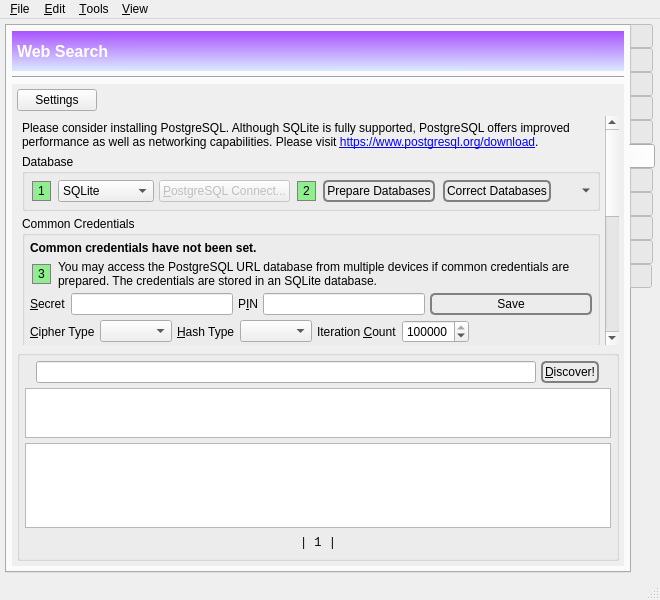
This is branches/trunk/GoldBug-UI/spot-on-controlcenter.ui in textbrowser/spot-on as Qt 5 draws it before an edit. The edited form follows.
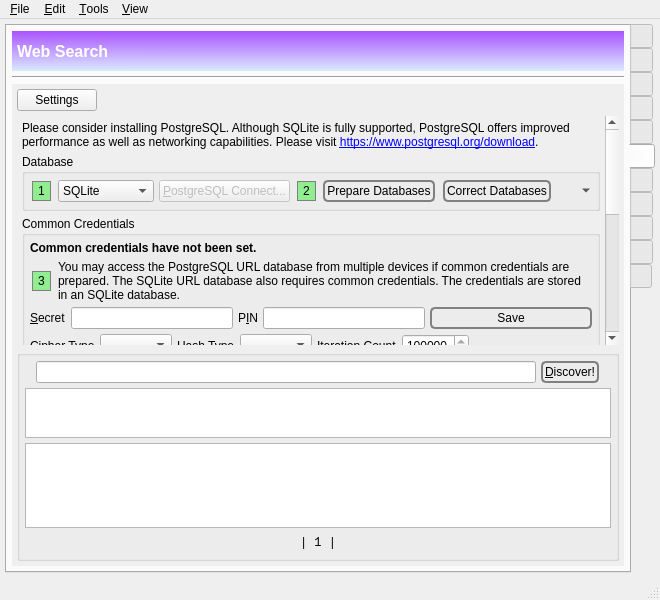
This is the edited form. The open tabs and pages were chosen to show the change. Icons and pictures are not drawn. Custom widgets are drawn as their Qt base class.

The edit to the form file:
```diff
--- a/branches/trunk/GoldBug-UI/spot-on-controlcenter.ui
+++ b/branches/trunk/GoldBug-UI/spot-on-controlcenter.ui
@@ -5062,7 +5062,7 @@
              <x>0</x>
              <y>0</y>
              <width>614</width>
-             <height>841</height>
+             <height>452</height>
             </rect>
            </property>
            <layout class="QVBoxLayout" name="verticalLayout_2">
@@ -5137,9 +5137,9 @@
                <property name="geometry">
                 <rect>
                  <x>0</x>
-                 <y>-199</y>
+                 <y>-133</y>
                  <width>706</width>
-                 <height>687</height>
+                 <height>707</height>
                 </rect>
                </property>
                <layout class="QVBoxLayout" name="verticalLayout_65">
@@ -5422,7 +5422,7 @@
                      <item>
                       <widget class="QLabel" name="label_131">
                        <property name="text">
-                        <string>&lt;html&gt;&lt;head/&gt;&lt;body&gt;&lt;p&gt;You may access the PostgreSQL URL database from multiple devices if common credentials are prepared. The credentials are stored in an SQLite database.&lt;/p&gt;&lt;/body&gt;&lt;/html&gt;</string>
+                        <string>&lt;html&gt;&lt;head/&gt;&lt;body&gt;&lt;p&gt;You may access the PostgreSQL URL database from multiple devices if common credentials are prepared. The SQLite URL database also requires common credentials. The credentials are stored in an SQLite database.&lt;/p&gt;&lt;/body&gt;&lt;/html&gt;</string>
                        </property>
                        <property name="wordWrap">
                         <bool>true</bool>
```
Left out of the diff: 10 changed lines with no effect on the pictures.
